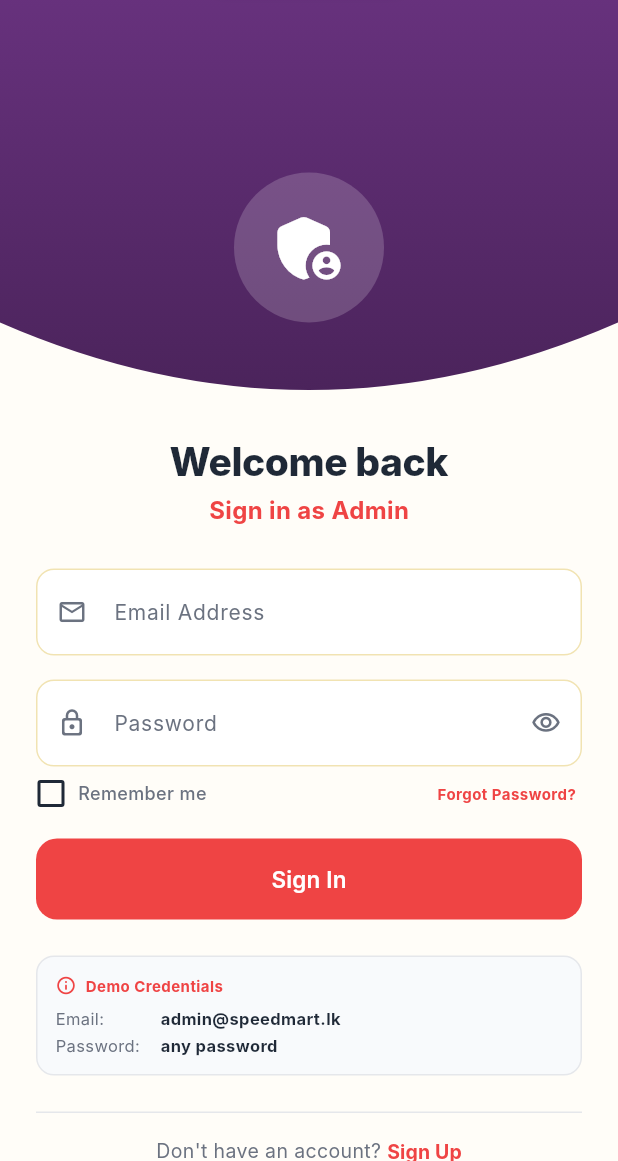
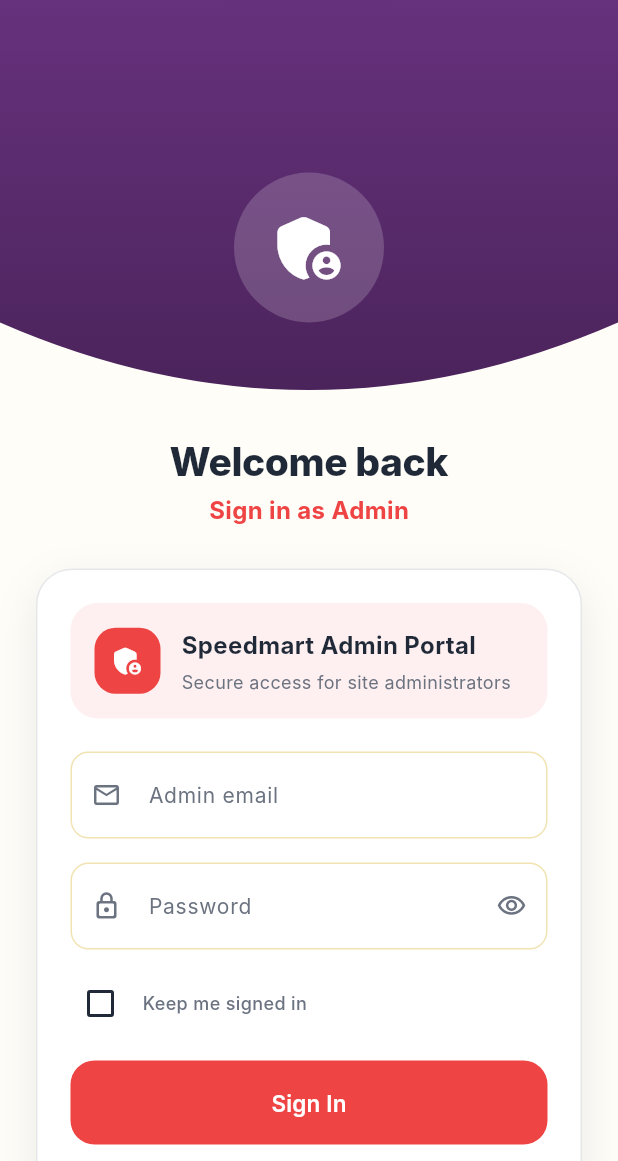
Before and after one commit to Anushmh17/speedmart_admin_web, a Flutter app: the LoginScreen screen opened by its route, on a phone screen of 412 x 824 dp, the part 75-1236 px from its top. Run offline on Flutter 3.47's test engine with Material 3 defaults, Android fonts, the phone set to English and light mode, and no system bars; our stand-ins replace connectivity_plus, dio, flutter_local_notifications, flutter_map, flutter_riverpod, flutter_secure_storage and 7 more; accounts and stored records are empty; Roboto replaces fonts that are missing (Inter).

Commit message:
ui: redesign admin login screen

```diff
--- a/lib/features/auth/presentation/screens/login_screen.dart
+++ b/lib/features/auth/presentation/screens/login_screen.dart
@@ -349,7 +349,9 @@
       padding: const EdgeInsets.symmetric(horizontal: _hPad),
       child: widget.role == UserRole.customer
           ? _buildCustomerForm(isDark: isDark, authState: authState, custState: custState)
-          : _buildVendorForm(isDark: isDark, authState: authState),
+          : widget.role == UserRole.admin
+              ? _buildAdminForm(isDark: isDark, authState: authState)
+              : _buildVendorForm(isDark: isDark, authState: authState),
     );
 
     return Scaffold(
@@ -576,6 +578,153 @@
     );
   }
 
+  Widget _buildAdminForm({
+    required bool isDark,
+    required AuthState authState,
+  }) {
+    final surfaceColor = isDark ? AppColors.surfaceDark : AppColors.surfaceLight;
+    final cardColor = isDark ? AppColors.cardDark : AppColors.cardLight;
+    final secondaryText = isDark ? const Color(0xFFA1A1AA) : const Color(0xFF6B7280);
+
+    return Container(
+      padding: const EdgeInsets.all(22),
+      decoration: BoxDecoration(
+        color: cardColor,
+        borderRadius: BorderRadius.circular(24),
+        boxShadow: [
+          BoxShadow(
+            color: Colors.black.withOpacity(0.08),
+            blurRadius: 24,
+            offset: const Offset(0, 10),
+          ),
+        ],
+        border: Border.all(
+          color: isDark ? const Color(0xFF2D3340) : const Color(0xFFE5E7EB),
+        ),
+      ),
+      child: Column(
+        crossAxisAlignment: CrossAxisAlignment.stretch,
+        children: [
+          Container(
+            padding: const EdgeInsets.all(16),
+            decoration: BoxDecoration(
+              color: _roleColor.withOpacity(0.08),
+              borderRadius: BorderRadius.circular(18),
+            ),
+            child: Row(
+              children: [
+                Container(
+                  width: 44,
+                  height: 44,
+                  decoration: BoxDecoration(
+                    color: _roleColor,
+                    borderRadius: BorderRadius.circular(14),
+                  ),
+                  child: const Icon(
+                    Icons.admin_panel_settings_rounded,
+                    color: Colors.white,
+                    size: 24,
+                  ),
+                ),
+                const SizedBox(width: 14),
+                Expanded(
+                  child: Column(
+                    crossAxisAlignment: CrossAxisAlignment.start,
+                    children: [
+                      Text(
+                        'Speedmart Admin Portal',
+                        style: AppTextStyles.subtitle(isDark ? Colors.white : AppColors.textPrimaryLight).copyWith(
+                          fontWeight: FontWeight.bold,
+                        ),
+                      ),
+                      const SizedBox(height: 4),
+                      Text(
+                        'Secure access for site administrators',
+                        style: AppTextStyles.bodySmall(secondaryText),
+                      ),
+                    ],
+                  ),
+                ),
+              ],
+            ),
+          ),
+          const SizedBox(height: 22),
+          if (authState.hasError) ...[
+            _buildErrorBanner(authState.error!),
+            const SizedBox(height: 18),
+          ],
+          Form(
+            key: _formKey,
+            child: Column(
+              crossAxisAlignment: CrossAxisAlignment.stretch,
+              children: [
+                AppTextField(
+                  label: 'Admin email',
+                  hint: 'admin@speedmart.lk',
+                  controller: _emailCtrl,
+                  keyboardType: TextInputType.emailAddress,
+                  textInputAction: TextInputAction.next,
+                  prefixIcon: Icons.email_outlined,
+                  validator: Validators.email,
+                  onChanged: (_) {
+                    if (authState.hasError) ref.read(authProvider.notifier).clearError();
+                  },
+                ),
+                const SizedBox(height: 16),
+                AppTextField(
+                  label: 'Password',
+                  hint: 'Enter your password',
+                  controller: _passwordCtrl,
+                  obscureText: true,
+                  textInputAction: TextInputAction.done,
+                  prefixIcon: Icons.lock_outline_rounded,
+                  validator: Validators.password,
+                  onFieldSubmitted: (_) => _login(),
+                ),
+                const SizedBox(height: 16),
+                Row(
+                  children: [
+                    Checkbox(
+                      value: _rememberMe,
+                      activeColor: _roleColor,
+                      materialTapTargetSize: MaterialTapTargetSize.shrinkWrap,
+                      onChanged: (v) => setState(() => _rememberMe = v ?? false),
+                    ),
+                    const SizedBox(width: 8),
+                    Expanded(
+                      child: Text(
+                        'Keep me signed in',
+                        style: AppTextStyles.bodySmall(secondaryText).copyWith(
+                          fontWeight: FontWeight.w500,
+                        ),
+                      ),
+                    ),
+                  ],
+                ),
+                const SizedBox(height: 18),
+                AppButton(
+                  label: 'Sign In',
+                  onPressed: _login,
+                  isLoading: authState.isLoading,
+                  color: _roleColor,
+                  height: 56,
+                  borderRadius: 16,
+                ),
+              ],
+            ),
+          ),
+          const SizedBox(height: 20),
+          Divider(color: isDark ? const Color(0xFF2D3340) : const Color(0xFFE5E7EB)),
+          const SizedBox(height: 16),
+          Text(
+            'Need help? Contact the operations team for account assistance.',
+            style: AppTextStyles.bodySmall(secondaryText),
+          ),
+        ],
+      ),
+    );
+  }
+
   // ── Helper Widgets ─────────────────────────────────────────────────────────
 
   Widget _buildErrorBanner(String error) {
```
